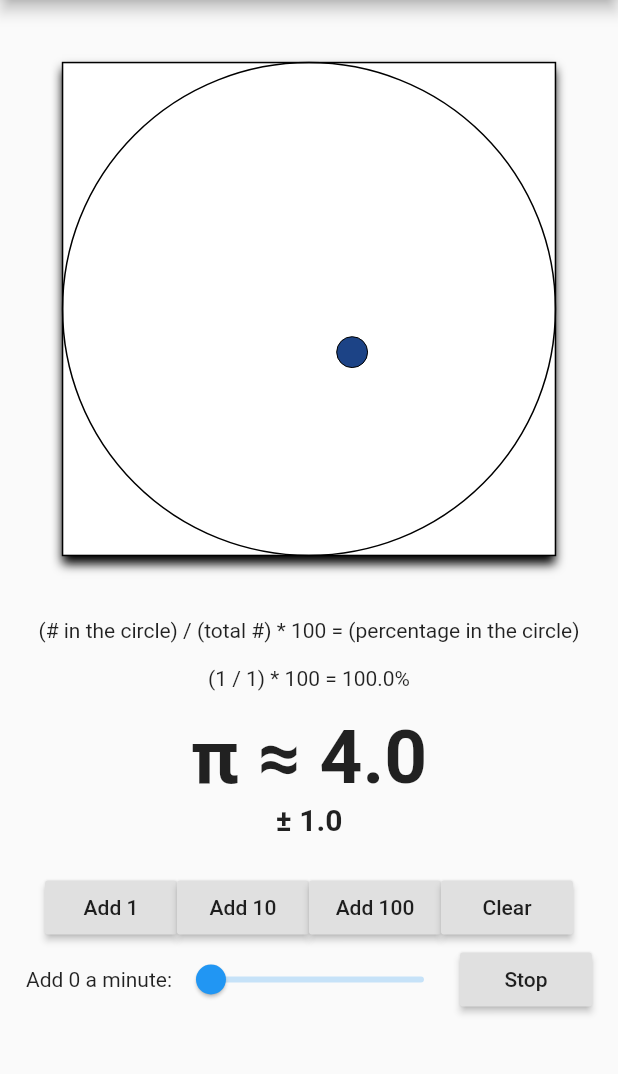
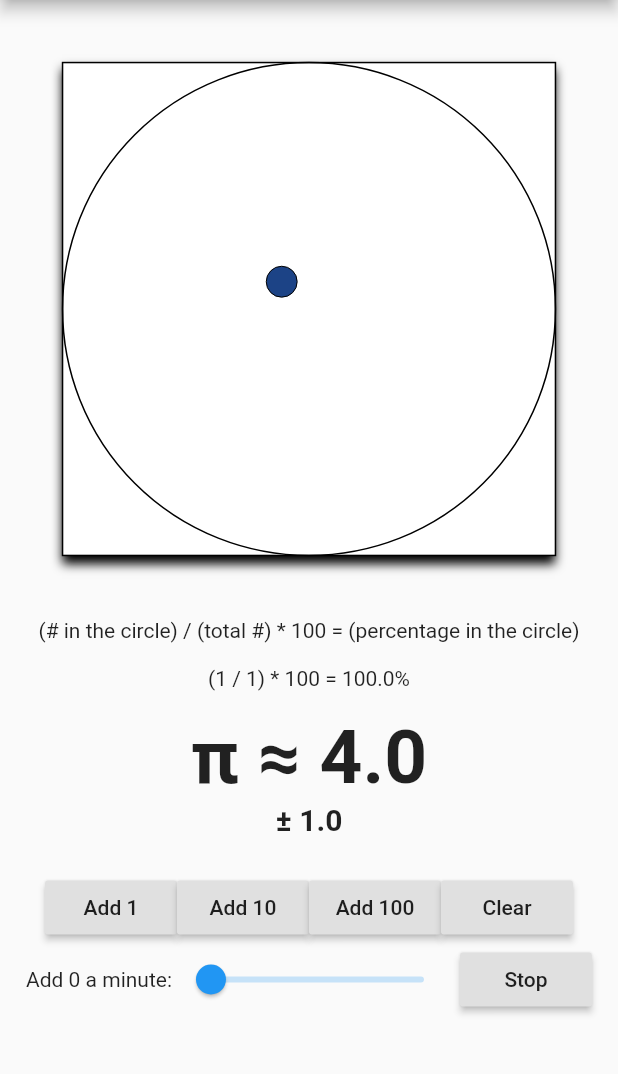
Before and after one commit to scourgemancer/random-pi-estimation, a Flutter app: the screen it shows after launch, after a tap on "Add 1", on a phone screen of 412 x 824 dp, the part 84-1158 px from its top. Run offline on Flutter 3.47's test engine with Material 2 defaults, Android fonts, the phone set to English and light mode, and no system bars; our stand-ins replace flutter_redux, redux.

```diff
--- a/random_pi_estimation/lib/main.dart
+++ b/random_pi_estimation/lib/main.dart
@@ -285,16 +285,21 @@ class RandomPoint extends StatelessWidget {
 
   @override
   Widget build(BuildContext context) {
-    return new Container(
-      margin: EdgeInsets.only(
-        left: (0.5 + (getX() / 2)) * graphWidth,
-        top:  (0.5 + (getY() / 2)) * graphWidth,),
+
+    return new Positioned(
+      // the margin calculations are translating the random point's range of
+      //    [-1:1] to a range of [0:0.8], then subtracts the result by the
+      //    radius of the point's circle and multiplies by the graph's width
+      left: (0.4 + (getX() * 0.4) - 0.025) * graphWidth,
+      top: (0.4 + (getY() * 0.4) - 0.025) * graphWidth,
+      child: Container(
         width: 0.05 * graphWidth,
         height: 0.05 * graphWidth,
         decoration: new BoxDecoration(
           shape: BoxShape.circle,
           color: _getRandomColor(),
           border: Border.all(width: 0),
+        ),
       ),
     );
   }
```
Lines whose indentation alone changed are shown as unchanged.
